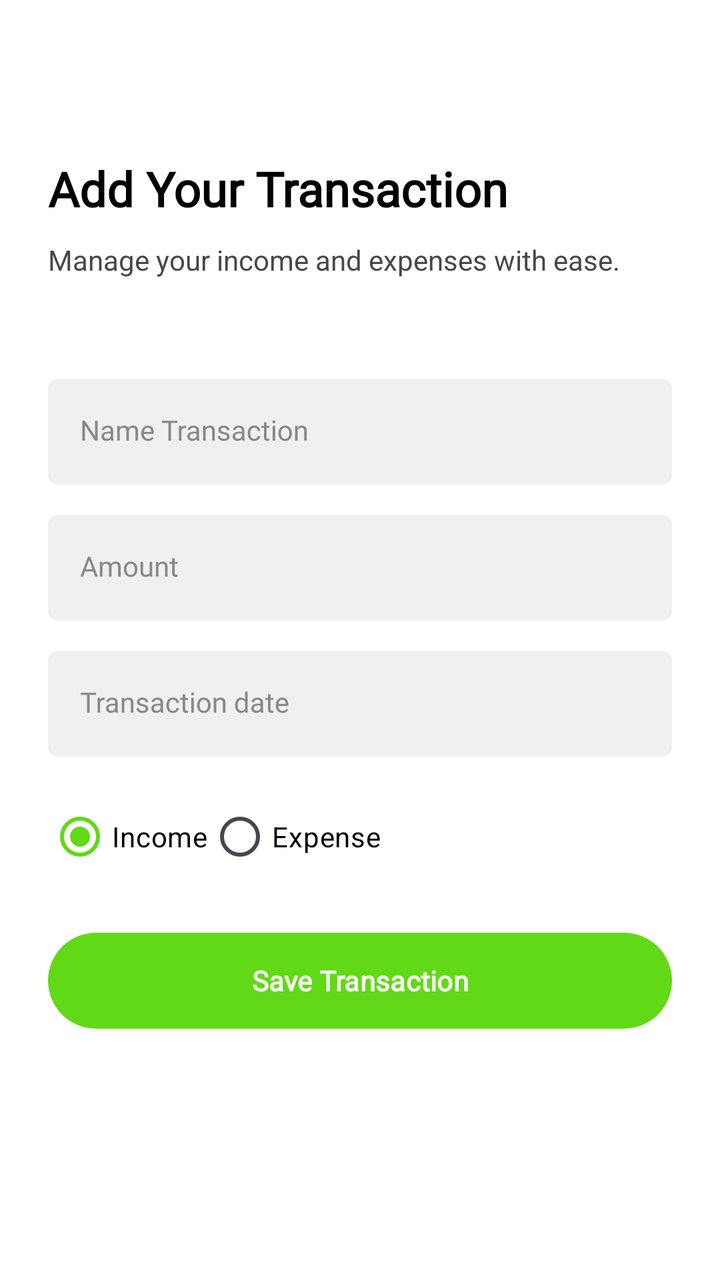
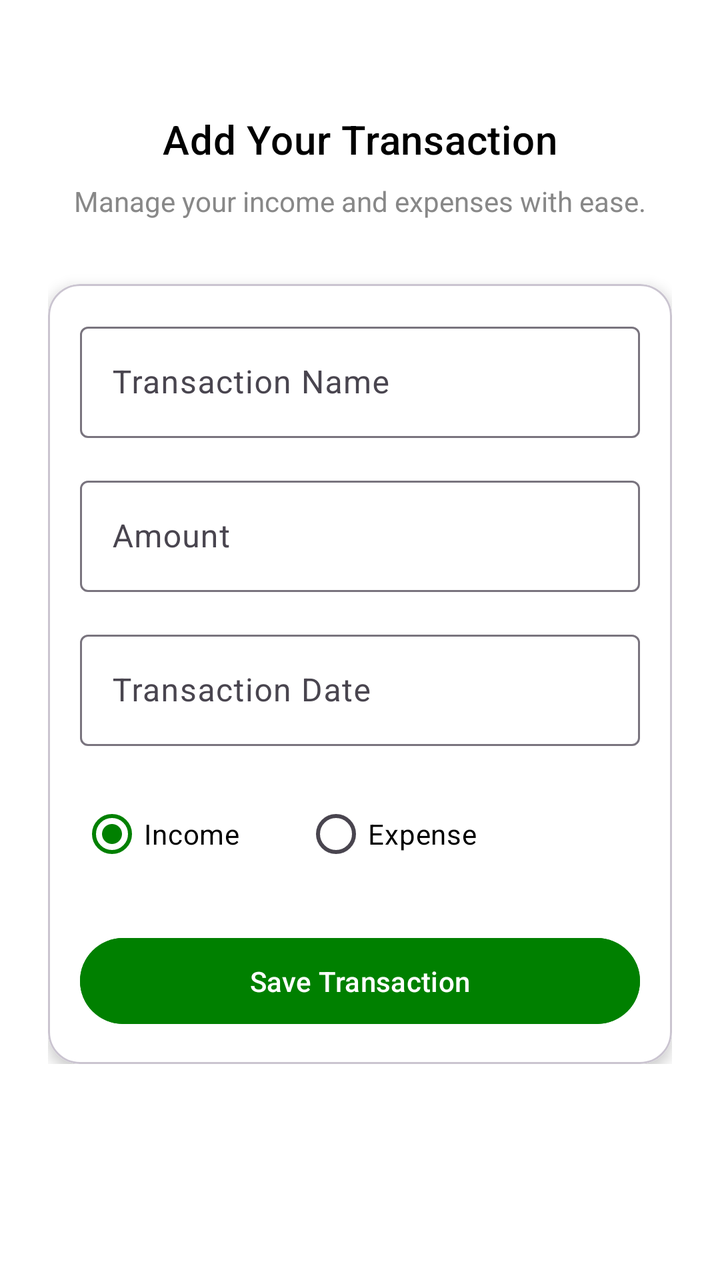

Compare the two renders of this Android layout. The source of the first and the diff that turns it into the second are given below.
<!-- AndroidManifest.xml: application theme Theme.Paywise -->
<!-- res/layout/activity_add_transaction.xml -->
<?xml version="1.0" encoding="utf-8"?>
<LinearLayout
    xmlns:android="http://schemas.android.com/apk/res/android"
    android:orientation="vertical"
    android:paddingTop="50dp"
    android:paddingRight="24dp"
    android:paddingLeft="24dp"
    android:background="@color/white"
    android:layout_width="match_parent"
    android:layout_height="match_parent">

    <TextView
        android:id="@+id/trans_title"
        android:layout_width="match_parent"
        android:layout_height="wrap_content"
        android:layout_marginTop="28dp"
        android:text="Add Your Transaction"
        style="@style/title"/>

    <TextView
        android:id="@+id/trans_sub_title"
        android:layout_width="match_parent"
        android:layout_height="wrap_content"
        android:layout_marginTop="10dp"
        android:text="@string/trans_sub_title"/>

    <com.google.android.material.textfield.TextInputLayout
        android:id="@+id/trans_name"
        android:layout_width="match_parent"
        android:layout_height="wrap_content"
        android:layout_marginTop="50dp"
        android:hint="Name Transaction"
        style="@style/TextInputLayout">

        <com.google.android.material.textfield.TextInputEditText
            android:id="@+id/edittext_trans_title"
            android:layout_width="match_parent"
            android:layout_height="wrap_content"
            style="@style/TextInputEditText" />

    </com.google.android.material.textfield.TextInputLayout>

    <com.google.android.material.textfield.TextInputLayout
        android:id="@+id/transaction_amount"
        android:layout_width="match_parent"
        android:layout_height="wrap_content"
        android:layout_marginTop="15dp"
        android:hint="@string/trans_amount"
        style="@style/TextInputLayout">

        <com.google.android.material.textfield.TextInputEditText
            android:id="@+id/edittext_trans_amount"
            android:layout_width="match_parent"
            android:layout_height="wrap_content"
            style="@style/TextInputEditText"
            android:inputType="number"/>

    </com.google.android.material.textfield.TextInputLayout>


    <com.google.android.material.textfield.TextInputLayout
        android:id="@+id/transaction_date"
        android:layout_width="match_parent"
        android:layout_height="wrap_content"
        android:layout_marginTop="15dp"
        android:hint="@string/trans_date"
        style="@style/TextInputLayout">

        <com.google.android.material.textfield.TextInputEditText
            android:id="@+id/edittext_trans_date"
            android:layout_width="match_parent"
            android:layout_height="wrap_content"
            style="@style/TextInputEditText"
            android:focusable="false"
            android:clickable="true"
            android:inputType="none" />

    </com.google.android.material.textfield.TextInputLayout>

    <RadioGroup
        android:id="@+id/rg_type"
        android:layout_marginTop="16dp"
        android:orientation="horizontal"
        android:layout_width="wrap_content"
        android:layout_height="wrap_content">

        <RadioButton
            android:layout_height="match_parent"
            android:layout_width="wrap_content"
            android:id="@+id/rb_income"
            android:checked="true"
            android:text="Income"
            android:textColor="@color/black"/>

        <RadioButton
            android:layout_height="match_parent"
            android:layout_width="wrap_content"
            android:id="@+id/rb_expense"
            android:text="Expense"
            android:textColor="@color/black"/>
    </RadioGroup>

    <Button
        android:id="@+id/btn_save"
        android:text="@string/save_transaction"
        android:layout_marginTop="24dp"
        style="@style/btn_green"
        android:layout_width="match_parent"
        android:layout_height="wrap_content"/>
</LinearLayout>
<!-- resources referenced by this layout -->
<resources>
  <color name="black">#FF000000</color>
  <color name="white">#FFFFFFFF</color>
  <string name="save_transaction">Save Transaction</string>
  <string name="trans_amount">Amount</string>
  <string name="trans_date">Transaction date</string>
  <string name="trans_sub_title">Manage your income and expenses with ease.</string>
  <style name="TextInputEditText" parent="Widget.MaterialComponents.TextInputLayout.FilledBox">
          <item name="android:background">@drawable/bg_text_field</item>
          <item name="android:fontFamily">@font/montserrat</item>
          <item name="android:textColor">@color/black</item>
      </style>
  <style name="TextInputLayout" parent="Widget.MaterialComponents.TextInputLayout.FilledBox">
          <item name="android:textColorHint">@color/grey</item>
          <item name="hintTextColor">@color/grey</item>
          <item name="startIconTint">@color/primary</item>
          <item name="boxStrokeWidth">0dp</item>
          <item name="boxStrokeWidthFocused">0dp</item>
      </style>
  <style name="btn_green">
          <item name="android:background">@drawable/bg_button</item>
          <item name="android:backgroundTint">@color/primary</item>
          <item name="android:fontFamily">@font/montserrat</item>
          <item name="android:textColor">@color/white</item>
          <item name="android:textSize">14sp</item>
          <item name="android:textStyle">bold</item>
      </style>
  <style name="title">
          <item name="android:fontFamily">@font/montserrat</item>
          <item name="android:textColor">@color/black</item>
          <item name="android:textSize">24sp</item>
          <item name="android:textStyle">bold</item>
      </style>
  <style name="Theme.Paywise" parent="Base.Theme.Paywise" />
  <!-- drawable bg_text_field (drawable) -->
  <?xml version="1.0" encoding="utf-8"?>
  <selector xmlns:android="http://schemas.android.com/apk/res/android">
      <item android:state_focused="true">
          <shape android:shape="rectangle">
              <solid android:color="@color/grey_light"/>
              <stroke android:width="1dp" android:color="@color/primary" />
              <corners android:radius="5dp" />
          </shape>
      </item>
  
      <item android:state_focused="false">
          <shape android:shape="rectangle">
              <solid android:color="@color/grey_light"/>
              <corners android:radius="5dp" />
          </shape>
      </item>
  </selector>
  <color name="grey">#888888</color>
  <color name="primary">#61D917</color>
  <!-- drawable bg_button (drawable) -->
  <?xml version="1.0" encoding="utf-8"?>
  <shape xmlns:android="http://schemas.android.com/apk/res/android"
      android:shape="rectangle">
  
      <solid android:color="@color/white"/>
      <corners android:radius="30dp"/>
  
  </shape>
  <style name="Base.Theme.Paywise" parent="Theme.Material3.DayNight.NoActionBar">
          
          <item name="colorPrimary">@color/primary</item>
          <item name="colorPrimaryVariant">@color/primary</item>
      </style>
  <color name="grey_light">#F0F0F0</color>
</resources>

<!-- the commit's change to res/layout/activity_add_transaction.xml (unified diff, before → after) -->
@@ -1,110 +1,134 @@
 <?xml version="1.0" encoding="utf-8"?>
-<LinearLayout
+<ScrollView
     xmlns:android="http://schemas.android.com/apk/res/android"
-    android:orientation="vertical"
-    android:paddingTop="50dp"
-    android:paddingRight="24dp"
-    android:paddingLeft="24dp"
+    xmlns:app="http://schemas.android.com/apk/res-auto"
+    android:layout_width="match_parent"
+    android:layout_height="match_parent"
     android:background="@color/white"
-    android:layout_width="match_parent"
-    android:layout_height="match_parent">
+    android:padding="24dp">
 
-    <TextView
-        android:id="@+id/trans_title"
+    <LinearLayout
+        android:orientation="vertical"
         android:layout_width="match_parent"
         android:layout_height="wrap_content"
-        android:layout_marginTop="28dp"
-        android:text="Add Your Transaction"
-        style="@style/title"/>
+        android:gravity="center_horizontal">
 
-    <TextView
-        android:id="@+id/trans_sub_title"
-        android:layout_width="match_parent"
-        android:layout_height="wrap_content"
-        android:layout_marginTop="10dp"
-        android:text="@string/trans_sub_title"/>
+        
+        <TextView
+            android:id="@+id/trans_title"
+            android:layout_width="wrap_content"
+            android:layout_height="wrap_content"
+            android:layout_marginTop="32dp"
+            android:text="Add Your Transaction"
+            android:textAppearance="?attr/textAppearanceHeadline6"
+            android:textColor="@color/black" />
 
-    <com.google.android.material.textfield.TextInputLayout
-        android:id="@+id/trans_name"
-        android:layout_width="match_parent"
-        android:layout_height="wrap_content"
-        android:layout_marginTop="50dp"
-        android:hint="Name Transaction"
-        style="@style/TextInputLayout">
+        
+        <TextView
+            android:id="@+id/trans_sub_title"
+            android:layout_width="wrap_content"
+            android:layout_height="wrap_content"
+            android:layout_marginTop="8dp"
+            android:text="@string/trans_sub_title"
+            android:textColor="@color/grey"
+            android:textSize="14sp" />
 
-        <com.google.android.material.textfield.TextInputEditText
-            android:id="@+id/edittext_trans_title"
+        
+        <com.google.android.material.card.MaterialCardView
             android:layout_width="match_parent"
             android:layout_height="wrap_content"
-            style="@style/TextInputEditText" />
+            android:layout_marginTop="32dp"
+            app:cardCornerRadius="16dp"
+            app:cardElevation="4dp">
 
-    </com.google.android.material.textfield.TextInputLayout>
+            <LinearLayout
+                android:orientation="vertical"
+                android:padding="16dp"
+                android:layout_width="match_parent"
+                android:layout_height="wrap_content"
+                android:background="@color/white">
 
-    <com.google.android.material.textfield.TextInputLayout
-        android:id="@+id/transaction_amount"
-        android:layout_width="match_parent"
-        android:layout_height="wrap_content"
-        android:layout_marginTop="15dp"
-        android:hint="@string/trans_amount"
-        style="@style/TextInputLayout">
+                
+                <com.google.android.material.textfield.TextInputLayout
+                    android:layout_width="match_parent"
+                    android:layout_height="wrap_content"
+                    android:hint="Transaction Name">
 
-        <com.google.android.material.textfield.TextInputEditText
-            android:id="@+id/edittext_trans_amount"
-            android:layout_width="match_parent"
-            android:layout_height="wrap_content"
-            style="@style/TextInputEditText"
-            android:inputType="number"/>
+                    <com.google.android.material.textfield.TextInputEditText
+                        android:id="@+id/edittext_trans_title"
+                        android:layout_width="match_parent"
+                        android:layout_height="wrap_content"
+                        android:inputType="textCapWords" />
+                </com.google.android.material.textfield.TextInputLayout>
 
-    </com.google.android.material.textfield.TextInputLayout>
+                
+                <com.google.android.material.textfield.TextInputLayout
+                    android:layout_width="match_parent"
+                    android:layout_height="wrap_content"
+                    android:layout_marginTop="16dp"
+                    android:hint="Amount">
 
+                    <com.google.android.material.textfield.TextInputEditText
+                        android:id="@+id/edittext_trans_amount"
+                        android:layout_width="match_parent"
+                        android:layout_height="wrap_content"
+                        android:inputType="number" />
+                </com.google.android.material.textfield.TextInputLayout>
 
-    <com.google.android.material.textfield.TextInputLayout
-        android:id="@+id/transaction_date"
-        android:layout_width="match_parent"
-        android:layout_height="wrap_content"
-        android:layout_marginTop="15dp"
-        android:hint="@string/trans_date"
-        style="@style/TextInputLayout">
+                
+                <com.google.android.material.textfield.TextInputLayout
+                    android:layout_width="match_parent"
+                    android:layout_height="wrap_content"
+                    android:layout_marginTop="16dp"
+                    android:hint="Transaction Date">
 
-        <com.google.android.material.textfield.TextInputEditText
-            android:id="@+id/edittext_trans_date"
-            android:layout_width="match_parent"
-            android:layout_height="wrap_content"
-            style="@style/TextInputEditText"
-            android:focusable="false"
-            android:clickable="true"
-            android:inputType="none" />
+                    <com.google.android.material.textfield.TextInputEditText
+                        android:id="@+id/edittext_trans_date"
+                        android:layout_width="match_parent"
+                        android:layout_height="wrap_content"
+                        android:focusable="false"
+                        android:clickable="true"
+                        android:inputType="none" />
+                </com.google.android.material.textfield.TextInputLayout>
 
-    </com.google.android.material.textfield.TextInputLayout>
+                
+                <RadioGroup
+                    android:id="@+id/rg_type"
+                    android:layout_width="wrap_content"
+                    android:layout_height="wrap_content"
+                    android:layout_marginTop="20dp"
+                    android:orientation="horizontal">
 
-    <RadioGroup
-        android:id="@+id/rg_type"
-        android:layout_marginTop="16dp"
-        android:orientation="horizontal"
-        android:layout_width="wrap_content"
-        android:layout_height="wrap_content">
+                    <RadioButton
+                        android:id="@+id/rb_income"
+                        android:layout_width="wrap_content"
+                        android:layout_height="wrap_content"
+                        android:text="Income"
+                        android:checked="true"
+                        android:textColor="@color/black"/>
 
-        <RadioButton
-            android:layout_height="match_parent"
-            android:layout_width="wrap_content"
-            android:id="@+id/rb_income"
-            android:checked="true"
-            android:text="Income"
-            android:textColor="@color/black"/>
+                    <RadioButton
+                        android:id="@+id/rb_expense"
+                        android:layout_width="wrap_content"
+                        android:layout_height="wrap_content"
+                        android:text="Expense"
+                        android:textColor="@color/black"
+                        android:layout_marginStart="32dp"/>
+                </RadioGroup>
 
-        <RadioButton
-            android:layout_height="match_parent"
-            android:layout_width="wrap_content"
-            android:id="@+id/rb_expense"
-            android:text="Expense"
-            android:textColor="@color/black"/>
-    </RadioGroup>
+                
+                <Button
+                    android:id="@+id/btn_save"
+                    android:layout_width="match_parent"
+                    android:layout_height="wrap_content"
+                    android:layout_marginTop="24dp"
+                    android:text="@string/save_transaction"
+                    android:textAllCaps="false"
+                    android:backgroundTint="@color/primary"
+                    android:textColor="@android:color/white"
+                    android:paddingVertical="12dp" />
+            </LinearLayout>
+        </com.google.android.material.card.MaterialCardView>
 
-    <Button
-        android:id="@+id/btn_save"
-        android:text="@string/save_transaction"
-        android:layout_marginTop="24dp"
-        style="@style/btn_green"
-        android:layout_width="match_parent"
-        android:layout_height="wrap_content"/>
-</LinearLayout>
+    </LinearLayout>
+</ScrollView>
<!-- resource entries referenced after the edit -->
@@ -3,70 +3,14 @@
   <color name="black">#FF000000</color>
   <color name="white">#FFFFFFFF</color>
   <string name="save_transaction">Save Transaction</string>
-  <string name="trans_amount">Amount</string>
-  <string name="trans_date">Transaction date</string>
   <string name="trans_sub_title">Manage your income and expenses with ease.</string>
-  <style name="TextInputEditText" parent="Widget.MaterialComponents.TextInputLayout.FilledBox">
-          <item name="android:background">@drawable/bg_text_field</item>
-          <item name="android:fontFamily">@font/montserrat</item>
-          <item name="android:textColor">@color/black</item>
-      </style>
-  <style name="TextInputLayout" parent="Widget.MaterialComponents.TextInputLayout.FilledBox">
-          <item name="android:textColorHint">@color/grey</item>
-          <item name="hintTextColor">@color/grey</item>
-          <item name="startIconTint">@color/primary</item>
-          <item name="boxStrokeWidth">0dp</item>
-          <item name="boxStrokeWidthFocused">0dp</item>
-      </style>
-  <style name="btn_green">
-          <item name="android:background">@drawable/bg_button</item>
-          <item name="android:backgroundTint">@color/primary</item>
-          <item name="android:fontFamily">@font/montserrat</item>
-          <item name="android:textColor">@color/white</item>
-          <item name="android:textSize">14sp</item>
-          <item name="android:textStyle">bold</item>
-      </style>
-  <style name="title">
-          <item name="android:fontFamily">@font/montserrat</item>
-          <item name="android:textColor">@color/black</item>
-          <item name="android:textSize">24sp</item>
-          <item name="android:textStyle">bold</item>
-      </style>
   <style name="Theme.Paywise" parent="Base.Theme.Paywise" />
-  <!-- drawable bg_text_field (drawable) -->
-  <?xml version="1.0" encoding="utf-8"?>
-  <selector xmlns:android="http://schemas.android.com/apk/res/android">
-      <item android:state_focused="true">
-          <shape android:shape="rectangle">
-              <solid android:color="@color/grey_light"/>
-              <stroke android:width="1dp" android:color="@color/primary" />
-              <corners android:radius="5dp" />
-          </shape>
-      </item>
-  
-      <item android:state_focused="false">
-          <shape android:shape="rectangle">
-              <solid android:color="@color/grey_light"/>
-              <corners android:radius="5dp" />
-          </shape>
-      </item>
-  </selector>
   <color name="grey">#888888</color>
-  <color name="primary">#61D917</color>
-  <!-- drawable bg_button (drawable) -->
-  <?xml version="1.0" encoding="utf-8"?>
-  <shape xmlns:android="http://schemas.android.com/apk/res/android"
-      android:shape="rectangle">
-  
-      <solid android:color="@color/white"/>
-      <corners android:radius="30dp"/>
-  
-  </shape>
+  <color name="primary">#008000</color>
   <style name="Base.Theme.Paywise" parent="Theme.Material3.DayNight.NoActionBar">
           
           <item name="colorPrimary">@color/primary</item>
           <item name="colorPrimaryVariant">@color/primary</item>
       </style>
-  <color name="grey_light">#F0F0F0</color>
 </resources>
 
